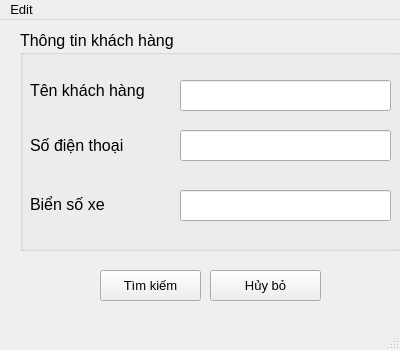
The window that GUI/GUIsearch.ui (Vuchauduytung/LuanVan) describes before a commit, drawn with Qt 5.
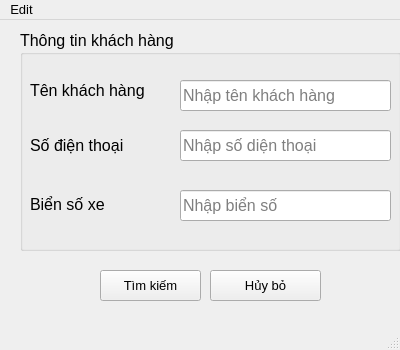
The same window after the commit.

Commit message: sua GUIsearch

Diff of the .ui file:
```diff
--- a/GUI/GUIsearch.ui
+++ b/GUI/GUIsearch.ui
@@ -99,6 +99,9 @@
        <height>31</height>
       </rect>
      </property>
+     <property name="placeholderText">
+      <string>Nhập tên khách hàng</string>
+     </property>
     </widget>
     <widget class="QLineEdit" name="LE_phone_number">
      <property name="geometry">
@@ -109,6 +112,9 @@
        <height>31</height>
       </rect>
      </property>
+     <property name="placeholderText">
+      <string>Nhập số diện thoại</string>
+     </property>
     </widget>
     <widget class="QLineEdit" name="LE_number_car">
      <property name="geometry">
@@ -119,6 +125,9 @@
        <height>31</height>
       </rect>
      </property>
+     <property name="placeholderText">
+      <string>Nhập biển số</string>
+     </property>
     </widget>
    </widget>
    <widget class="QPushButton" name="BT_search">
```
Left out of the diff: 2 changed lines with no effect on the pictures. The commit also changes 4 other files.
